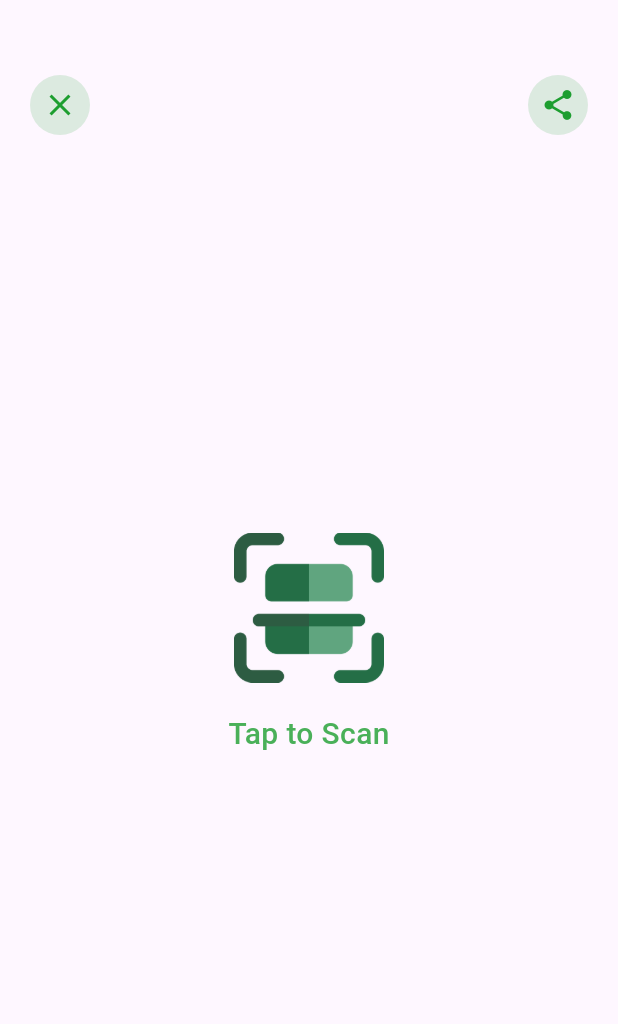
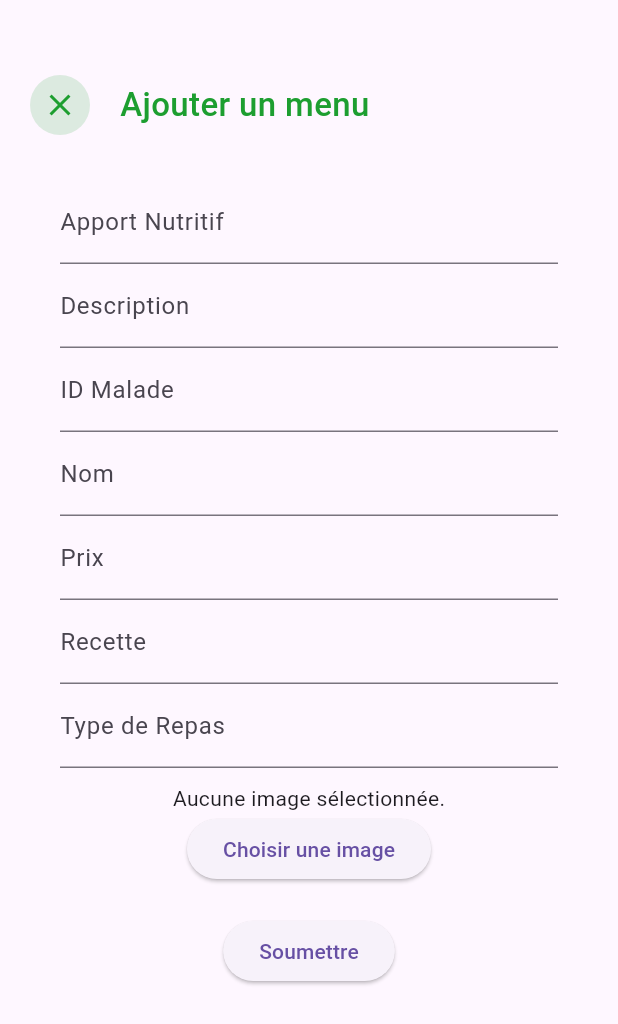
Before and after one commit to devsourcenathan/diet-app, a Flutter app: the ScanPage screen opened directly, on a phone screen of 412 x 824 dp. Shown: the top 1024 px of the screen. Run offline on Flutter 3.47's test engine with Material 3 defaults, Android fonts, the phone set to English and light mode, and no system bars; our stand-ins replace animated_bottom_navigation_bar, cloud_firestore, firebase_auth, firebase_core, firebase_storage, flutter_dotenv and 2 more; missing offline and left inert: supabase_auth_ui; accounts and stored records are empty; network calls fail.

Commit message:
Add screen

```diff
--- a/lib/ui/scan_page.dart
+++ b/lib/ui/scan_page.dart
@@ -1,5 +1,10 @@
+import 'dart:io';
+
+import 'package:cloud_firestore/cloud_firestore.dart';
+import 'package:firebase_storage/firebase_storage.dart';
 import 'package:flutter/material.dart';
 import 'package:diet_app/constants.dart';
+import 'package:image_picker/image_picker.dart';
 
 class ScanPage extends StatefulWidget {
   const ScanPage({Key? key}) : super(key: key);
@@ -11,6 +16,66 @@ class ScanPage extends StatefulWidget {
 class _ScanPageState extends State<ScanPage> {
   @override
   Widget build(BuildContext context) {
+    final _formKey = GlobalKey<FormState>();
+    String _apportNutritif = '';
+    String _description = '';
+    File? _image;
+    String _maladeId = '';
+    String _nom = '';
+    String _price = '';
+    String _recette = '';
+    String _typeRepas = '';
+
+    final picker = ImagePicker();
+
+    Future<void> _pickImage() async {
+      final pickedFile = await picker.pickImage(source: ImageSource.gallery);
+
+      setState(() {
+        if (pickedFile != null) {
+          _image = File(pickedFile.path);
+        }
+      });
+    }
+
+    Future<void> _submitForm() async {
+      if (_formKey.currentState!.validate()) {
+        _formKey.currentState!.save();
+
+        // Upload image to Firebase Storage
+        String imageUrl = '';
+        if (_image != null) {
+          final storageRef = FirebaseStorage.instance
+              .ref()
+              .child('menus/${_image!.path.split('/').last}');
+          await storageRef.putFile(_image!);
+          imageUrl = await storageRef.getDownloadURL();
+        }
+
+        // Save data to Firestore
+        await FirebaseFirestore.instance.collection('menus').add({
+          'apport_nutritif': _apportNutritif,
+          'description': _description,
+          'imageUrl': imageUrl,
+          'maladeId': _maladeId,
+          'nom': _nom,
+          'price': _price,
+          'recette': _recette,
+          'type_repas': _typeRepas,
+        });
+
+        // Reset form
+        _formKey.currentState!.reset();
+        setState(() {
+          _image = null;
+        });
+
+        ScaffoldMessenger.of(context).showSnackBar(
+          SnackBar(content: Text('Menu ajouté avec succès!')),
+        );
+      }
+    }
+
     Size size = MediaQuery.of(context).size;
 
     return Scaffold(
@@ -21,7 +86,7 @@ class _ScanPageState extends State<ScanPage> {
               left: 20,
               right: 20,
               child: Row(
-                mainAxisAlignment: MainAxisAlignment.spaceBetween,
+                mainAxisAlignment: MainAxisAlignment.start,
                 children: [
                   GestureDetector(
                     onTap: () {
@@ -40,26 +105,17 @@ class _ScanPageState extends State<ScanPage> {
                       ),
                     ),
                   ),
-                  GestureDetector(
-                    onTap: () {
-                      debugPrint('favorite');
-                    },
-                    child: Container(
-                      height: 40,
-                      width: 40,
-                      decoration: BoxDecoration(
-                        borderRadius: BorderRadius.circular(25),
-                        color: Constants.primaryColor.withOpacity(.15),
+                  SizedBox(
+                    width: 20,
                   ),
-                      child: IconButton(
-                        onPressed: () {},
-                        icon: Icon(
-                          Icons.share,
+                  Text(
+                    "Ajouter un menu",
+                    style: TextStyle(
                       color: Constants.primaryColor,
+                      fontWeight: FontWeight.w500,
+                      fontSize: 22,
                     ),
-                      ),
-                    ),
-                  ),
+                  )
                 ],
               )),
           Positioned(
@@ -70,28 +126,117 @@ class _ScanPageState extends State<ScanPage> {
               width: size.width * .8,
               height: size.height * .8,
               padding: const EdgeInsets.all(20),
-              child: Center(
               child: Column(
-                  mainAxisAlignment: MainAxisAlignment.center,
-                  crossAxisAlignment: CrossAxisAlignment.center,
+                mainAxisAlignment: MainAxisAlignment.start,
+                crossAxisAlignment: CrossAxisAlignment.start,
                 children: [
-                    Image.asset(
-                      'assets/images/code-scan.png',
-                      height: 100,
+                  Form(
+                    key: _formKey,
+                    child: Column(
+                      children: <Widget>[
+                        TextFormField(
+                          decoration:
+                              InputDecoration(labelText: 'Apport Nutritif'),
+                          validator: (value) {
+                            if (value!.isEmpty) {
+                              return 'Veuillez entrer l\'apport nutritif';
+                            }
+                            return null;
+                          },
+                          onSaved: (value) {
+                            _apportNutritif = value!;
+                          },
                         ),
-                    const SizedBox(
-                      height: 20,
+                        TextFormField(
+                          decoration: InputDecoration(labelText: 'Description'),
+                          validator: (value) {
+                            if (value!.isEmpty) {
+                              return 'Veuillez entrer une description';
+                            }
+                            return null;
+                          },
+                          onSaved: (value) {
+                            _description = value!;
+                          },
                         ),
-                    Text(
-                      'Tap to Scan',
-                      style: TextStyle(
-                        color: Constants.primaryColor.withOpacity(.80),
-                        fontWeight: FontWeight.w500,
-                        fontSize: 20,
+                        TextFormField(
+                          decoration: InputDecoration(labelText: 'ID Malade'),
+                          validator: (value) {
+                            if (value!.isEmpty) {
+                              return 'Veuillez entrer l\'ID du malade';
+                            }
+                            return null;
+                          },
+                          onSaved: (value) {
+                            _maladeId = value!;
+                          },
+                        ),
+                        TextFormField(
+                          decoration: InputDecoration(labelText: 'Nom'),
+                          validator: (value) {
+                            if (value!.isEmpty) {
+                              return 'Veuillez entrer le nom du menu';
+                            }
+                            return null;
+                          },
+                          onSaved: (value) {
+                            _nom = value!;
+                          },
+                        ),
+                        TextFormField(
+                          decoration: InputDecoration(labelText: 'Prix'),
+                          validator: (value) {
+                            if (value!.isEmpty) {
+                              return 'Veuillez entrer le prix';
+                            }
+                            return null;
+                          },
+                          onSaved: (value) {
+                            _price = value!;
+                          },
+                        ),
+                        TextFormField(
+                          decoration: InputDecoration(labelText: 'Recette'),
+                          validator: (value) {
+                            if (value!.isEmpty) {
+                              return 'Veuillez entrer la recette';
+                            }
+                            return null;
+                          },
+                          onSaved: (value) {
+                            _recette = value!;
+                          },
+                        ),
+                        TextFormField(
+                          decoration:
+                              InputDecoration(labelText: 'Type de Repas'),
+                          validator: (value) {
+                            if (value!.isEmpty) {
+                              return 'Veuillez entrer le type de repas';
+                            }
+                            return null;
+                          },
+                          onSaved: (value) {
+                            _typeRepas = value!;
+                          },
+                        ),
+                        SizedBox(height: 10),
+                        _image == null
+                            ? Text('Aucune image sélectionnée.')
+                            : Image.file(_image!),
+                        ElevatedButton(
+                          onPressed: _pickImage,
+                          child: Text('Choisir une image'),
+                        ),
+                        SizedBox(height: 20),
+                        ElevatedButton(
+                          onPressed: _submitForm,
+                          child: Text('Soumettre'),
+                        ),
+                      ],
                     ),
                   ),
                 ],
-                ),
               ),
             ),
           ),
--- a/lib/ui/screens/detail_page.dart
+++ b/lib/ui/screens/detail_page.dart
@@ -113,11 +113,11 @@ class _DetailPageState extends State<DetailPage> {
                         children: [
                           PlantFeature(
                             title: 'Calories',
-                            plantFeature: widget.menu['apport_nutritif'],
+                            plantFeature: widget.menu['apport_nutritif'] ?? "-",
                           ),
                           PlantFeature(
                             title: 'Type',
-                            plantFeature: widget.menu['type_repas'],
+                            plantFeature: widget.menu['type_repas'] ?? "-",
                           ),
                           // PlantFeature(
                           //   title: 'Recette',
@@ -157,7 +157,7 @@ class _DetailPageState extends State<DetailPage> {
                         crossAxisAlignment: CrossAxisAlignment.start,
                         children: [
                           Text(
-                            widget.menu['nom'],
+                            widget.menu['nom'] ?? "",
                             style: TextStyle(
                               color: Constants.primaryColor,
                               fontWeight: FontWeight.bold,
@@ -168,7 +168,7 @@ class _DetailPageState extends State<DetailPage> {
                             height: 10,
                           ),
                           Text(
-                            "${widget.menu['price']} FCFA",
+                            "${widget.menu['price'] ?? 0} FCFA",
                             style: TextStyle(
                               color: Constants.blackColor,
                               fontSize: 24.0,
@@ -200,7 +200,7 @@ class _DetailPageState extends State<DetailPage> {
                   ),
                   Expanded(
                     child: Text(
-                      widget.menu['description'],
+                      widget.menu['description'] ?? "",
                       textAlign: TextAlign.justify,
                       style: TextStyle(
                         height: 1.5,
--- a/pubspec.yaml
+++ b/pubspec.yaml
@@ -43,6 +43,8 @@ dependencies:
   firebase_core: ^3.1.1
   firebase_auth: ^5.1.1
   cloud_firestore: ^5.0.2
+  firebase_storage: ^12.1.0
+  image_picker: ^1.1.2
 
 dev_dependencies:
   flutter_test:
@@ -69,8 +71,7 @@ flutter:
   assets:
     - images/
     - assets/images/
-    - .env
-  # assets:
+   # assets:
   #   - images/a_dot_burr.jpeg
   #   - images/a_dot_ham.jpeg
 
```
Also changed, not shown: lib/ui/root_page.dart (+4 -3 lines), lib/ui/screens/home_page.dart (+6 -2 lines), lib/ui/screens/widgets/plant_widget.dart (+16 -11 lines), pubspec.lock, 5 other files. Lines whose indentation alone changed are shown as unchanged.
